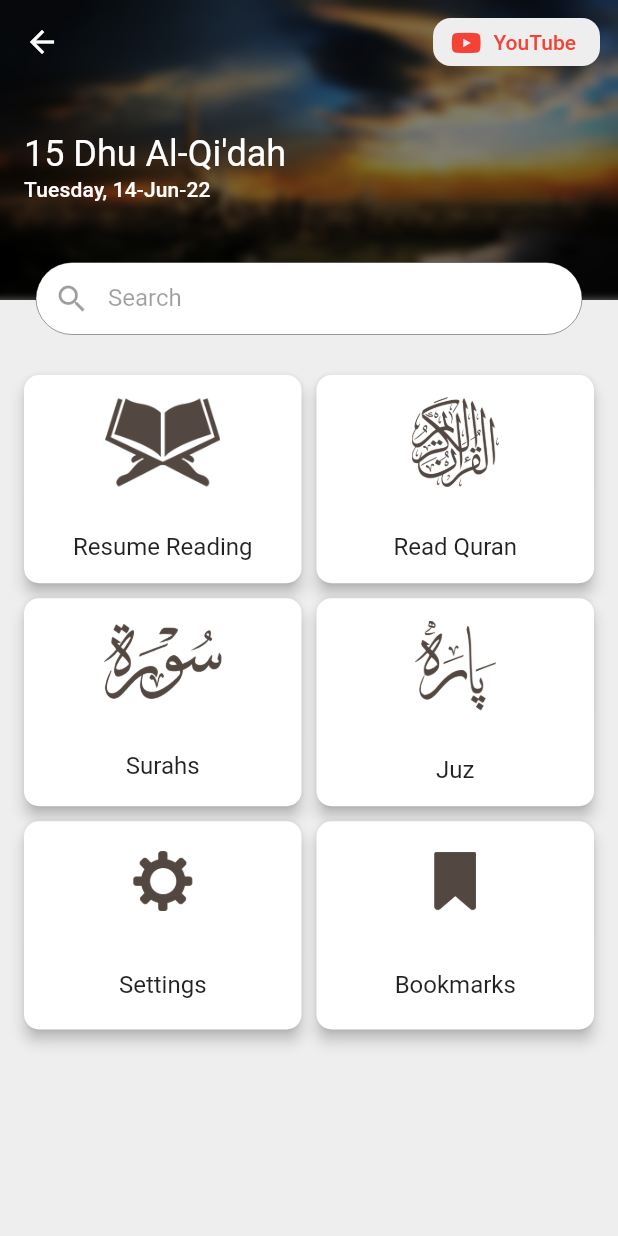
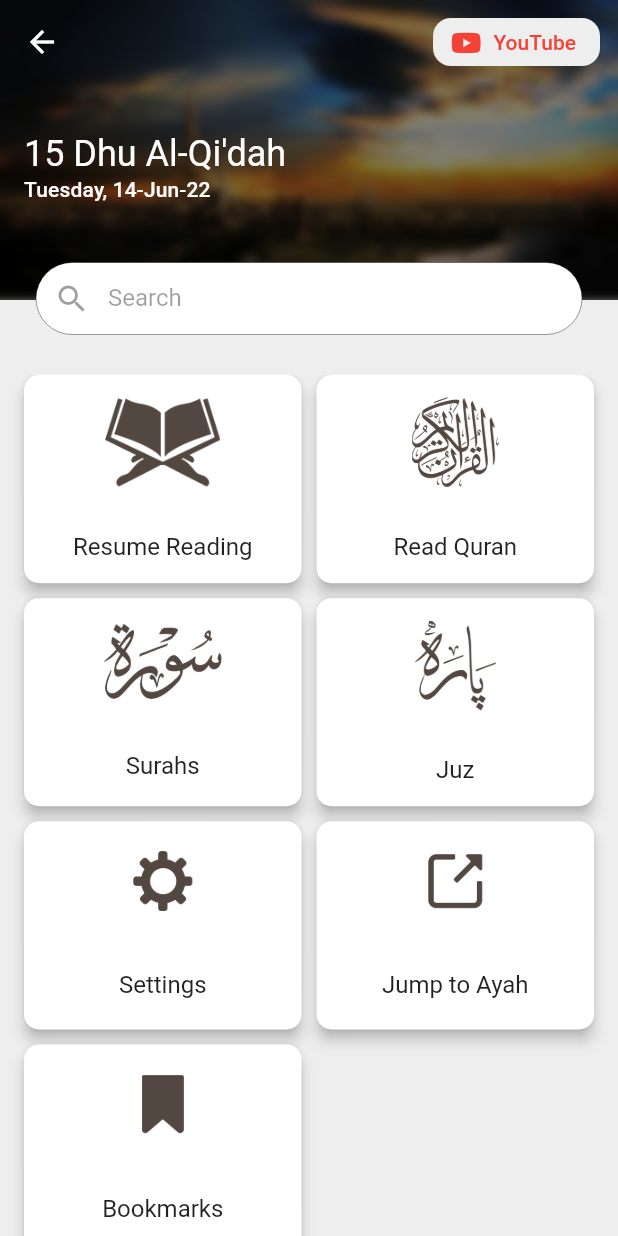
Before and after one commit to naeem-shah/tafseerulquran, a Flutter app: the screen it shows after launch, after a tap on "Quran", on a phone screen of 412 x 824 dp. Run offline on Flutter 3.47's test engine with Material 2 defaults, Android fonts, the phone set to English and light mode, and no system bars; our stand-ins replace auto_size_text, firebase_core, firebase_messaging, flutter_local_notifications, fluttertoast, font_awesome_flutter and 11 more; missing offline and left inert: download_assets, enum_to_string, flutter_parsed_text; accounts and stored records are empty; statements that could not run were skipped.

Commit message:
jump to ayah functionality added. FCM configurations. local notifications. upgrader integrations.

```diff
--- a/lib/app/assets/constants.dart
+++ b/lib/app/assets/constants.dart
@@ -20,6 +20,11 @@ class Constants {
   static const String juzId = "JuzId";
   static const String ayatNo = "AyatNo";
   static const String isBookmark = "IsBookmark";
+
+  static const String messageId = "message_id";
+  static const String actionType = "action_type";
+  static const String data = "data";
+  static const String others = "others";
 
   static const String fontQuran = "font_quran";
   static const String fontTranslation = "font_translation";
--- a/lib/app/controllers/home_quran_controller.dart
+++ b/lib/app/controllers/home_quran_controller.dart
@@ -11,13 +11,14 @@ class HomeQuranController extends GetxController {
   @override
   void onInit() {
     super.onInit();
+
     getAyah();
   }
 
   Future getAyah() async {
     AyatModel ayatModel = await Get.find<DatabaseManager>().dailyAyah();
     if (ayatModel.ayatNo == 0 || ayatModel.id == 1) {
-      print("Fetching again Ayah");
+      Get.log("Fetching again Ayah");
       getAyah();
       return;
     }
--- a/lib/app/controllers/index/index_controller.dart
+++ b/lib/app/controllers/index/index_controller.dart
@@ -6,7 +6,7 @@ import 'package:tafseer/app/services/database_manager.dart';
 
 class IndexController extends GetxController {
   bool isSurah = true;
-  final RxList<IndexModel> _indexes = <IndexModel>[].obs;
+  final RxList<IndexModel> indexes = RxList<IndexModel>();
 
   @override
   void onInit() {
@@ -30,12 +30,11 @@ class IndexController extends GetxController {
     );
   }
 
-  List<IndexModel> get indexes => List<IndexModel>.from(_indexes);
 
 
   Future getRecords() async {
     final list = await Get.find<DatabaseManager>()
         .getIndexes(isSurah ? Constants.surahTable : Constants.juzTable);
-    _indexes.assignAll(list);
+    indexes.assignAll(list);
   }
 }
--- /dev/null
+++ b/lib/app/controllers/jump_to_ayah_controller.dart
@@ -0,0 +1,31 @@
+import 'package:flutter/cupertino.dart';
+import 'package:get/get.dart';
+import 'package:tafseer/app/controllers/index/index_data_controller.dart';
+import 'package:tafseer/app/models/index_model.dart';
+
+import '../routes/app_routes.dart';
+
+class JumpToAyahController extends GetxController {
+
+  final Rx<IndexModel> selectedIndex = Rx<IndexModel>(Get
+      .find<IndexDataController>()
+      .surahs
+      .first);
+  int ayatNumber = 0;
+
+  final formKey = GlobalKey<FormState>();
+
+
+  void jump() {
+    if (!formKey.currentState!.validate()) return;
+    Get.back();
+    Get.toNamed(
+      AppRoutes.ayat,
+      arguments: {
+        "isRecent": true,
+        "scroll_position": ayatNumber,
+        "surah_id": selectedIndex.value.id,
+      },
+    );
+  }
+}
--- /dev/null
+++ b/lib/app/services/local_notification_manager.dart
@@ -0,0 +1,48 @@
+import 'dart:math';
+import 'package:flutter_local_notifications/flutter_local_notifications.dart';
+import 'package:get/get.dart';
+
+class LocalNotificationManger extends GetxService {
+  static late FlutterLocalNotificationsPlugin localNotification;
+
+  Future<LocalNotificationManger> initialize() async {
+    localNotification = FlutterLocalNotificationsPlugin();
+    const AndroidInitializationSettings initializationSettingsAndroid =
+        AndroidInitializationSettings('@mipmap/ic_launcher');
+    const IOSInitializationSettings initializationSettingsIOS =
+        IOSInitializationSettings();
+    const MacOSInitializationSettings initializationSettingsMacOS =
+        MacOSInitializationSettings();
+    const InitializationSettings initializationSettings =
+        InitializationSettings(
+      android: initializationSettingsAndroid,
+      iOS: initializationSettingsIOS,
+      macOS: initializationSettingsMacOS,
+    );
+
+    await localNotification.initialize(
+      initializationSettings,
+    );
+    return this;
+  }
+
+  Future showNotification(String title, String body) async {
+    const AndroidNotificationDetails androidDetails =
+        AndroidNotificationDetails(
+      'Updates',
+      'Updates',
+      channelDescription: 'Updates about application',
+      importance: Importance.defaultImportance,
+      priority: Priority.defaultPriority,
+    );
+    const NotificationDetails platformChannelSpecifics = NotificationDetails(
+      android: androidDetails,
+    );
+    await localNotification.show(
+      Random().nextInt(100),
+      title,
+      body,
+      platformChannelSpecifics,
+    );
+  }
+}
--- /dev/null
+++ b/lib/app/services/notification_manager.dart
@@ -0,0 +1,123 @@
+import 'dart:convert';
+import 'package:firebase_messaging/firebase_messaging.dart';
+import 'package:get/get.dart';
+import 'package:tafseer/app/services/local_notification_manager.dart';
+import 'package:tafseer/app/services/preferences.dart';
+
+import '../assets/constants.dart';
+
+class PushNotificationsManager extends GetxService {
+  final FirebaseMessaging _messaging = FirebaseMessaging.instance;
+  bool _initialized = false;
+
+  Future<PushNotificationsManager> init() async {
+    await _messaging.requestPermission(
+      alert: true,
+      announcement: true,
+      badge: true,
+      provisional: false,
+      sound: true,
+    );
+    if (_initialized) return this;
+    // background
+    FirebaseMessaging.onMessageOpenedApp.listen(
+      (RemoteMessage message) => notificationDecide(
+        message,
+      ),
+    );
+
+    // terminate
+    _messaging.getInitialMessage().then(
+          (RemoteMessage? message) => notificationDecide(message),
+        );
+
+    // foreground
+    FirebaseMessaging.onMessage.listen(
+      (RemoteMessage message) =>
+          notificationDecide(message, isForeground: true),
+    );
+
+    FirebaseMessaging.instance.getToken().then(
+      (String? token) async {
+        assert(token != null);
+
+        Get.log("FCM Token: $token");
+      },
+    );
+
+    _initialized = true;
+    return this;
+  }
+
+  void notificationDecide(RemoteMessage? message, {bool isForeground = false}) {
+    if (message == null) return;
+
+    Get.log("Notification Data::: ${message.data}");
+
+    String? lastMessageID =
+        Get.find<Preferences>().getString(key: Constants.messageId);
+
+    /// to handle duplicate messages.
+    if (lastMessageID == message.messageId) {
+      return;
+    }
+    Get.find<Preferences>().setString(
+      key: Constants.messageId,
+      value: message.messageId,
+    );
+
+    RemoteNotification? notification = message.notification;
+    String? action = message.data[Constants.actionType];
+    Map<String, dynamic>? payload;
+    if (!GetUtils.isNullOrBlank(message.data[Constants.data])!) {
+      payload = json.decode(message.data[Constants.data]);
+    }
+
+    String title = notification?.title ?? "";
+    String body = notification?.body ?? "";
+
+
+    if (isForeground) {
+      Get.find<LocalNotificationManger>().showNotification(
+        title,
+        body,
+      );
+      /*if (action == Constants.others) {
+
+      } else {
+        showMessage(
+          title: title,
+          description: body,
+          action: action,
+          payload: payload,
+        );
+      }*/
+    } else {
+      navigate(
+        action,
+        payload: payload,
+      );
+    }
+  }
+
+  void showMessage({
+    required String title,
+    required String description,
+    String? action,
+    Map<String, dynamic>? payload,
+  }) =>
+      Get.defaultDialog(
+        title: title,
+        textCancel: 'DISMISS',
+        textConfirm: 'VIEW',
+        middleText: description,
+        onConfirm: () {
+          if (Get.isDialogOpen!) {
+            Get.back();
+          }
+          navigate(action, payload: payload);
+        },
+      );
+
+  void navigate(String? type, {Map<String, dynamic>? payload}) {}
+}
--- a/lib/app/services/preferences.dart
+++ b/lib/app/services/preferences.dart
@@ -25,7 +25,8 @@ class Preferences extends GetxService {
     return _preferences.getDouble(key);
   }
 
-  Future<void> setString({required String key, required String value}) async {
+  Future<void> setString({required String key, required String? value}) async {
+    if (value == null) return;
     await _preferences.setString(key, value);
   }
 
--- a/lib/app/services/services.dart
+++ b/lib/app/services/services.dart
@@ -1,11 +1,15 @@
+import 'package:firebase_core/firebase_core.dart';
 import 'package:get/get.dart';
-import 'package:hijri/hijri_calendar.dart';
 import 'package:tafseer/app/assets/constants.dart';
 import 'package:tafseer/app/controllers/index/index_data_controller.dart';
 import 'package:tafseer/app/controllers/reading/quran_download_controller.dart';
 import 'package:tafseer/app/controllers/settings_bottom_sheet_controller.dart';
 import 'package:tafseer/app/services/database_manager.dart';
+import 'package:tafseer/app/services/local_notification_manager.dart';
+import 'package:tafseer/app/services/notification_manager.dart';
 import 'package:tafseer/app/services/preferences.dart';
+
+import '../../firebase_options.dart';
 
 class Services {
   static final Services _instance = Services._();
@@ -15,6 +19,12 @@ class Services {
   Services._();
 
   Future<void> initServices() async {
+    await Firebase.initializeApp(
+      options: DefaultFirebaseOptions.currentPlatform,
+    );
+
+
+
     await Get.putAsync<Preferences>(
       () => Preferences().initPreferences(),
     );
@@ -33,7 +43,8 @@ class Services {
     );
     final bool hasDownloaded = Get.find<Preferences>().getBool(
           key: Constants.hasDownloaded,
-        ) ?? false;
+        ) ??
+        false;
 
     if (!hasDownloaded) {
       Get.put(
@@ -43,5 +54,17 @@ class Services {
       );
     }
 
+
+    await Get.putAsync(
+          () => LocalNotificationManger().initialize(),
+      permanent: true,
+    );
+
+    await Get.putAsync(
+          () => PushNotificationsManager().init(),
+      permanent: true,
+    );
+
+
   }
 }
--- a/lib/app/ui/screens/home.dart
+++ b/lib/app/ui/screens/home.dart
@@ -1,17 +1,19 @@
 import 'dart:ui';
 
 import 'package:flutter/material.dart';
+import 'package:flutter/services.dart';
 import 'package:font_awesome_flutter/font_awesome_flutter.dart';
 import 'package:get/get.dart';
 import 'package:tafseer/app/assets/constants.dart';
 import 'package:tafseer/app/controllers/home_quran_controller.dart';
 import 'package:tafseer/app/routes/app_routes.dart';
 import 'package:intl/intl.dart' as date_format;
+import 'package:upgrader/upgrader.dart';
 import 'package:url_launcher/url_launcher.dart';
+import 'package:flutter/foundation.dart';
 
 import '../../assets/custom_fonts.dart';
 import '../../controllers/index/index_data_controller.dart';
-import '../widgets/custom_grid_tile.dart';
 import 'app_drawer.dart';
 
 class HomePage extends StatelessWidget {
@@ -19,8 +21,17 @@ class HomePage extends StatelessWidget {
 
   @override
   Widget build(BuildContext context) {
+    SystemChrome.setEnabledSystemUIMode(
+      SystemUiMode.manual,
+      overlays: [SystemUiOverlay.bottom, SystemUiOverlay.top],
+    );
     final controller = Get.put(HomeQuranController());
 
+    final config = AppcastConfiguration(
+      url:
+          "https://github.com/naeem-shah/files/blob/main/tafseerAppCast.xml?raw=true",
+      supportedOS: ['android'],
+    );
     return Scaffold(
       appBar: AppBar(
         backgroundColor: Colors.transparent,
@@ -66,7 +77,10 @@ class HomePage extends StatelessWidget {
       drawer: const AppDrawer(),
       extendBodyBehindAppBar: true,
       backgroundColor: Colors.grey.shade200,
-      body: SizedBox(
+      body: UpgradeAlert(
+        debugLogging: kDebugMode || kProfileMode,
+        appcastConfig: config,
+        child: SizedBox(
           width: Get.width,
           height: Get.height,
           child: Stack(
@@ -103,7 +117,8 @@ class HomePage extends StatelessWidget {
                                 ),
                               ),
                               subtitle: Text(
-                              date_format.DateFormat("EEEE, dd-MMM-yy").format(
+                                date_format.DateFormat("EEEE, dd-MMM-yy")
+                                    .format(
                                   controller.dateNow,
                                 ),
                                 style: Get.textTheme.titleSmall?.copyWith(
@@ -138,7 +153,8 @@ class HomePage extends StatelessWidget {
                                   children: [
                                     SelectableText(
                                       controller.dailyAyat.value!.ayat,
-                                    style: Get.textTheme.headlineSmall?.copyWith(
+                                      style:
+                                          Get.textTheme.headlineSmall?.copyWith(
                                         fontFamily: AppFonts.nooreHuda,
                                       ),
                                       textDirection: TextDirection.rtl,
@@ -172,7 +188,7 @@ class HomePage extends StatelessWidget {
                         child: ClipRRect(
                           borderRadius: BorderRadius.circular(4),
                           child: GestureDetector(
-                          onTap: (){
+                            onTap: () {
                               launch(Constants.tarjumaChannel);
                             },
                             child: Image.asset(
@@ -219,12 +235,13 @@ class HomePage extends StatelessWidget {
             ],
           ),
         ),
+      ),
       bottomNavigationBar: BottomAppBar(
         child: Card(
           color: Get.theme.primaryColor,
           margin: const EdgeInsets.fromLTRB(16, 16, 16, 16),
           child: ListTile(
-            onTap: (){
+            onTap: () {
               Get.toNamed(AppRoutes.quranHome);
             },
             leading: Image.asset(
--- a/lib/app/ui/screens/home_quran.dart
+++ b/lib/app/ui/screens/home_quran.dart
@@ -4,14 +4,15 @@ import 'package:font_awesome_flutter/font_awesome_flutter.dart';
 import 'package:get/get.dart';
 import 'package:intl/intl.dart' as date_format;
 import 'package:tafseer/app/controllers/home_quran_controller.dart';
+import 'package:tafseer/app/controllers/jump_to_ayah_controller.dart';
 import 'package:tafseer/app/routes/app_routes.dart';
 import 'package:tafseer/app/services/preferences.dart';
 import 'package:tafseer/app/ui/widgets/custom_grid_tile.dart';
+import 'package:tafseer/app/ui/widgets/jump_to_ayah_dialog.dart';
 import 'package:tafseer/app/ui/widgets/settings_bottom_sheet.dart';
 import 'package:url_launcher/url_launcher.dart';
 
 import '../../assets/constants.dart';
-import 'app_drawer.dart';
 
 class HomeQuran extends StatelessWidget {
   const HomeQuran({Key? key}) : super(key: key);
@@ -95,7 +96,8 @@ class HomeQuran extends StatelessWidget {
                           textDirection: TextDirection.ltr,
                           child: ListTile(
                             title: Text(
-                              "${controller.hijri.hDay} ${controller.hijri.longMonthName}",
+                              "${controller.hijri.hDay} ${controller.hijri
+                                  .longMonthName}",
                               style: Get.textTheme.headlineSmall?.copyWith(
                                 color: Colors.white,
                               ),
@@ -124,7 +126,6 @@ class HomeQuran extends StatelessWidget {
                 textDirection: TextDirection.ltr,
                 child: GestureDetector(
                   onTap: () {
-                    // toolbarHeight: 0,
                     Get.toNamed(AppRoutes.search);
                   },
                   child: TextFormField(
@@ -156,8 +157,7 @@ class HomeQuran extends StatelessWidget {
                 crossAxisSpacing: 10,
                 childAspectRatio: 2 / 1.5,
                 shrinkWrap: true,
-                physics: const NeverScrollableScrollPhysics(),
-                padding: const EdgeInsets.symmetric(horizontal: 16),
+                padding: const EdgeInsets.fromLTRB(16, 0, 16, 16),
                 children: [
                   CustomGridTile(
                     imagePath: "assets/images/resume.png",
@@ -197,8 +197,23 @@ class HomeQuran extends StatelessWidget {
                     imagePath: "assets/images/settings.png",
                     title: "Settings",
                     size: 40,
-                    onTap: () =>
-                        Get.bottomSheet(const SettingsBottomSheet()),
+                    onTap: () => Get.bottomSheet(const SettingsBottomSheet()),
+                  ),
+                  CustomGridTile(
+                    imagePath: "assets/images/launch.png",
+                    title: "Jump to Ayah",
+                    size: 40,
+                    onTap: () {
+                      Get.defaultDialog(
+                        title: 'Jump to Ayah',
+                        content: const JumpToAyahDialog(),
+                        onConfirm: (){
+                          Get.find<JumpToAyahController>().jump();
+                        },
+                        textConfirm: "Go",
+                        textCancel: "Cancel"
+                      );
+                    },
                   ),
                   CustomGridTile(
                     imagePath: "assets/images/bookmark.png",
@@ -221,12 +236,12 @@ class HomeQuran extends StatelessWidget {
 
   void onResume() {
     int position = Get.find<Preferences>().getInt(
-          key: Constants.recentPosition,
-        ) ??
+      key: Constants.recentPosition,
+    ) ??
         0;
     int surahId = Get.find<Preferences>().getInt(
-          key: Constants.recentSurahId,
-        ) ??
+      key: Constants.recentSurahId,
+    ) ??
         1;
 
     Get.toNamed(
--- a/lib/app/ui/screens/quran_simple/indexes_simple.dart
+++ b/lib/app/ui/screens/quran_simple/indexes_simple.dart
@@ -1,4 +1,3 @@
-import 'package:download_assets/download_assets.dart';
 import 'package:flutter/material.dart';
 import 'package:get/get.dart';
 import 'package:tafseer/app/controllers/index/index_data_controller.dart';
--- a/lib/main.dart
+++ b/lib/main.dart
@@ -7,7 +7,7 @@ import 'package:tafseer/app/services/services.dart';
 
 void main() async {
   WidgetsFlutterBinding.ensureInitialized();
-  Services().initServices();
+  await Services().initServices();
 
   runApp(
     GetMaterialApp(
```
Also changed, not shown: flutter_native_splash.yaml (added, +110 -0 lines), lib/app/ui/widgets/jump_to_ayah_dialog.dart (added, +89 -0 lines), pubspec.yaml (+6 -1 lines), assets/images/launch.png (added), lib/firebase_options.dart (added), pubspec.lock, 47 other files. Lines whose indentation alone changed are shown as unchanged.
